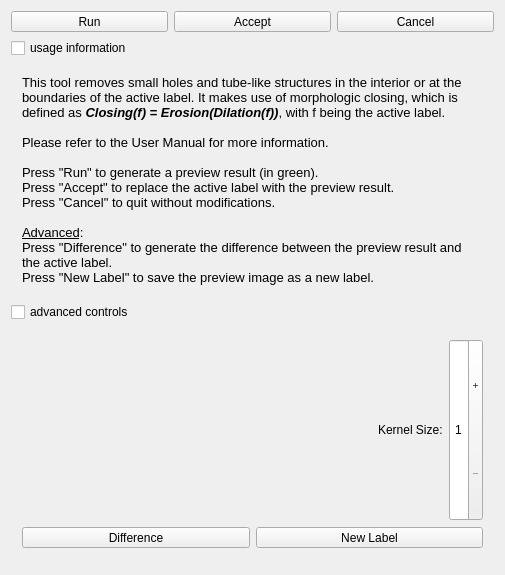
Qt form Modules/SegmentationUI/Qmitk/QmitkCloseTool3DGUIControls.ui (MITK/MITK) before a commit.
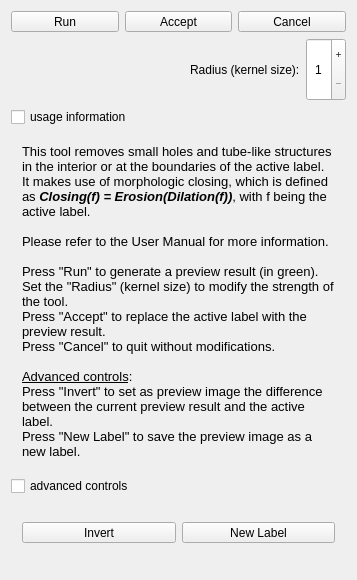
The same form after that commit. Icons and pictures are not drawn.

Commit message: usability improvements in 3D tools

Patch:
```diff
--- a/Modules/SegmentationUI/Qmitk/QmitkCloseTool3DGUIControls.ui
+++ b/Modules/SegmentationUI/Qmitk/QmitkCloseTool3DGUIControls.ui
@@ -6,8 +6,8 @@
    <rect>
     <x>0</x>
     <y>0</y>
-    <width>505</width>
-    <height>575</height>
+    <width>357</width>
+    <height>580</height>
    </rect>
   </property>
   <property name="sizePolicy">
@@ -156,6 +156,79 @@
      </item>
     </layout>
    </item>
+   <item>
+    <layout class="QHBoxLayout" name="horizontalLayout_3">
+     <item>
+      <spacer name="horizontalSpacer_2">
+       <property name="orientation">
+        <enum>Qt::Horizontal</enum>
+       </property>
+       <property name="sizeHint" stdset="0">
+        <size>
+         <width>40</width>
+         <height>20</height>
+        </size>
+       </property>
+      </spacer>
+     </item>
+     <item>
+      <widget class="QLabel" name="m_lblKernelSize">
+       <property name="sizePolicy">
+        <sizepolicy hsizetype="Fixed" vsizetype="Minimum">
+         <horstretch>0</horstretch>
+         <verstretch>0</verstretch>
+        </sizepolicy>
+       </property>
+       <property name="text">
+        <string>Radius (kernel size):</string>
+       </property>
+      </widget>
+     </item>
+     <item>
+      <widget class="QSpinBox" name="m_sbKernelSize">
+       <property name="sizePolicy">
+        <sizepolicy hsizetype="Minimum" vsizetype="Minimum">
+         <horstretch>0</horstretch>
+         <verstretch>0</verstretch>
+        </sizepolicy>
+       </property>
+       <property name="minimumSize">
+        <size>
+         <width>40</width>
+         <height>0</height>
+        </size>
+       </property>
+       <property name="maximumSize">
+        <size>
+         <width>40</width>
+         <height>16777215</height>
+        </size>
+       </property>
+       <property name="layoutDirection">
+        <enum>Qt::LeftToRight</enum>
+       </property>
+       <property name="wrapping">
+        <bool>false</bool>
+       </property>
+       <property name="alignment">
+        <set>Qt::AlignCenter</set>
+       </property>
+       <property name="buttonSymbols">
+        <enum>QAbstractSpinBox::PlusMinus</enum>
+       </property>
+       <property name="minimum">
+        <number>1</number>
+       </property>
+       <property name="maximum">
+        <number>15</number>
+       </property>
+       <property name="value">
+        <number>1</number>
+       </property>
+      </widget>
+     </item>
+    </layout>
+   </item>
    <item>
     <widget class="QCheckBox" name="m_cbShowInformation">
      <property name="text">
@@ -184,11 +257,12 @@
 &lt;p style=&quot; margin-top:0px; margin-bottom:0px; margin-left:0px; margin-right:0px; -qt-block-indent:0; text-indent:0px;&quot;&gt;&lt;span style=&quot; font-size:10pt;&quot;&gt;Please refer to the User Manual for more information.&lt;/span&gt;&lt;/p&gt;
 &lt;p style=&quot;-qt-paragraph-type:empty; margin-top:0px; margin-bottom:0px; margin-left:0px; margin-right:0px; -qt-block-indent:0; text-indent:0px; font-family:'Sans'; font-size:10pt;&quot;&gt;&lt;br /&gt;&lt;/p&gt;
 &lt;p style=&quot; margin-top:0px; margin-bottom:0px; margin-left:0px; margin-right:0px; -qt-block-indent:0; text-indent:0px;&quot;&gt;&lt;span style=&quot; font-family:'Sans'; font-size:10pt;&quot;&gt;Press &amp;quot;Run&amp;quot; to generate a preview result (in green).&lt;/span&gt;&lt;/p&gt;
+&lt;p style=&quot; margin-top:0px; margin-bottom:0px; margin-left:0px; margin-right:0px; -qt-block-indent:0; text-indent:0px;&quot;&gt;&lt;span style=&quot; font-family:'Sans'; font-size:10pt;&quot;&gt;Set the &amp;quot;Radius&amp;quot; (kernel size) to modify the strength of the tool.&lt;/span&gt;&lt;/p&gt;
 &lt;p style=&quot; margin-top:0px; margin-bottom:0px; margin-left:0px; margin-right:0px; -qt-block-indent:0; text-indent:0px;&quot;&gt;&lt;span style=&quot; font-family:'Sans'; font-size:10pt;&quot;&gt;Press &amp;quot;Accept&amp;quot; to replace the active label with the preview result.&lt;/span&gt;&lt;/p&gt;
 &lt;p style=&quot; margin-top:0px; margin-bottom:0px; margin-left:0px; margin-right:0px; -qt-block-indent:0; text-indent:0px;&quot;&gt;&lt;span style=&quot; font-family:'Sans'; font-size:10pt;&quot;&gt;Press &amp;quot;Cancel&amp;quot; to quit without modifications.&lt;/span&gt;&lt;/p&gt;
 &lt;p style=&quot;-qt-paragraph-type:empty; margin-top:0px; margin-bottom:0px; margin-left:0px; margin-right:0px; -qt-block-indent:0; text-indent:0px; font-family:'Sans'; font-size:10pt;&quot;&gt;&lt;br /&gt;&lt;/p&gt;
-&lt;p style=&quot; margin-top:0px; margin-bottom:0px; margin-left:0px; margin-right:0px; -qt-block-indent:0; text-indent:0px;&quot;&gt;&lt;span style=&quot; font-family:'Sans'; font-size:10pt; text-decoration: underline;&quot;&gt;Advanced&lt;/span&gt;&lt;span style=&quot; font-family:'Sans'; font-size:10pt;&quot;&gt;:&lt;/span&gt;&lt;/p&gt;
-&lt;p style=&quot; margin-top:0px; margin-bottom:0px; margin-left:0px; margin-right:0px; -qt-block-indent:0; text-indent:0px;&quot;&gt;&lt;span style=&quot; font-family:'Sans'; font-size:10pt;&quot;&gt;Press &amp;quot;Difference&amp;quot; to generate the difference between the preview result and the active label.&lt;/span&gt;&lt;/p&gt;
+&lt;p style=&quot; margin-top:0px; margin-bottom:0px; margin-left:0px; margin-right:0px; -qt-block-indent:0; text-indent:0px;&quot;&gt;&lt;span style=&quot; font-family:'Sans'; font-size:10pt; text-decoration: underline;&quot;&gt;Advanced controls&lt;/span&gt;&lt;span style=&quot; font-family:'Sans'; font-size:10pt;&quot;&gt;:&lt;/span&gt;&lt;/p&gt;
+&lt;p style=&quot; margin-top:0px; margin-bottom:0px; margin-left:0px; margin-right:0px; -qt-block-indent:0; text-indent:0px;&quot;&gt;&lt;span style=&quot; font-family:'Sans'; font-size:10pt;&quot;&gt;Press &amp;quot;Invert&amp;quot; to set as preview image the difference between the current preview result and the active label.&lt;/span&gt;&lt;/p&gt;
 &lt;p style=&quot; margin-top:0px; margin-bottom:0px; margin-left:0px; margin-right:0px; -qt-block-indent:0; text-indent:0px;&quot;&gt;&lt;span style=&quot; font-family:'Sans'; font-size:10pt;&quot;&gt;Press &amp;quot;New Label&amp;quot; to save the preview image as a new label.&lt;/span&gt;&lt;/p&gt;&lt;/body&gt;&lt;/html&gt;</string>
         </property>
         <property name="alignment">
@@ -212,73 +286,6 @@
    <item>
     <widget class="QWidget" name="m_AdvancedControlsWidget" native="true">
      <layout class="QVBoxLayout" name="verticalLayout">
-      <item>
-       <layout class="QHBoxLayout" name="horizontalLayout_3">
-        <item>
-         <spacer name="horizontalSpacer_2">
-          <property name="orientation">
-           <enum>Qt::Horizontal</enum>
-          </property>
-          <property name="sizeHint" stdset="0">
-           <size>
-            <width>40</width>
-            <height>20</height>
-           </size>
-          </property>
-         </spacer>
-        </item>
-        <item>
-         <widget class="QLabel" name="m_lblKernelSize">
-          <property name="sizePolicy">
-           <sizepolicy hsizetype="Fixed" vsizetype="Minimum">
-            <horstretch>0</horstretch>
-            <verstretch>0</verstretch>
-           </sizepolicy>
-          </property>
-          <property name="text">
-           <string>Kernel Size:</string>
-          </property>
-         </widget>
-        </item>
-        <item>
-         <widget class="QSpinBox" name="m_sbKernelSize">
-          <property name="sizePolicy">
-           <sizepolicy hsizetype="Minimum" vsizetype="Minimum">
-            <horstretch>0</horstretch>
-            <verstretch>0</verstretch>
-           </sizepolicy>
-          </property>
-          <property name="maximumSize">
-           <size>
-            <width>40</width>
-            <height>16777215</height>
-           </size>
-          </property>
-          <property name="layoutDirection">
-           <enum>Qt::LeftToRight</enum>
-          </property>
-          <property name="wrapping">
-           <bool>false</bool>
-          </property>
-          <property name="alignment">
-           <set>Qt::AlignCenter</set>
-          </property>
-          <property name="buttonSymbols">
-           <enum>QAbstractSpinBox::PlusMinus</enum>
-          </property>
-          <property name="minimum">
-           <number>1</number>
-          </property>
-          <property name="maximum">
-           <number>5</number>
-          </property>
-          <property name="value">
-           <number>1</number>
-          </property>
-         </widget>
-        </item>
-       </layout>
-      </item>
       <item>
        <layout class="QHBoxLayout" name="horizontalLayout_4">
         <item>
@@ -296,7 +303,7 @@
            <string>Replace active label with the difference from the preview result</string>
           </property>
           <property name="text">
-           <string>Difference</string>
+           <string>Invert</string>
           </property>
           <property name="icon">
            <iconset resource="../resources/SegmentationUI.qrc">
```
The commit also changes 32 other files.
